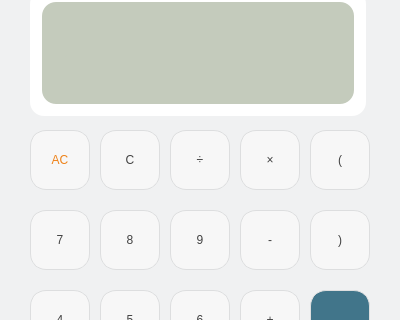
Before: the Qt Designer form postfix-calc/mainCalc.ui in 1uvsic/postfix-calc, drawn with Qt 5; both pictures show x 0 to 400 and y 90 to 410 of the 400 by 559 pixel window.
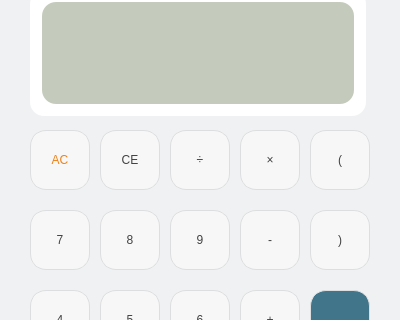
After: the same form once the commit is applied.

Commit message: [추가] 버튼 입력 시 Input 값 출력

Patch:
```diff
--- a/postfix-calc/mainCalc.ui
+++ b/postfix-calc/mainCalc.ui
@@ -243,7 +243,7 @@
 }</string>
     </property>
     <property name="text">
-     <string>C</string>
+     <string>CE</string>
     </property>
    </widget>
    <widget class="QPushButton" name="btnDivide">
```
The commit also changes 1 other file.
